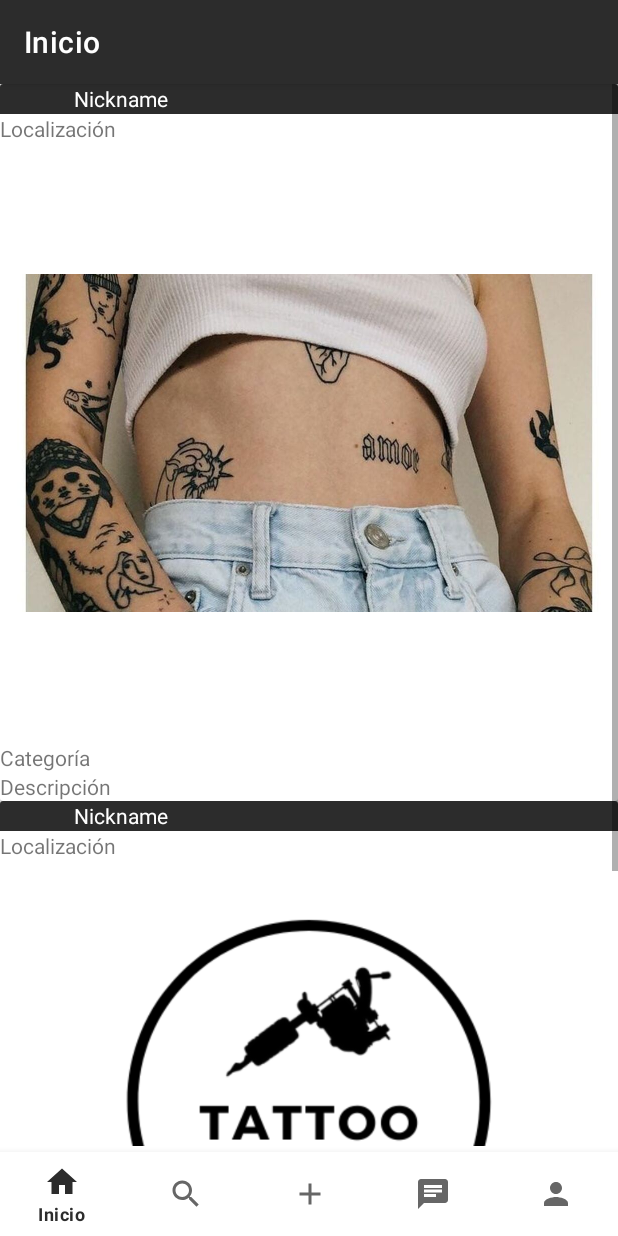
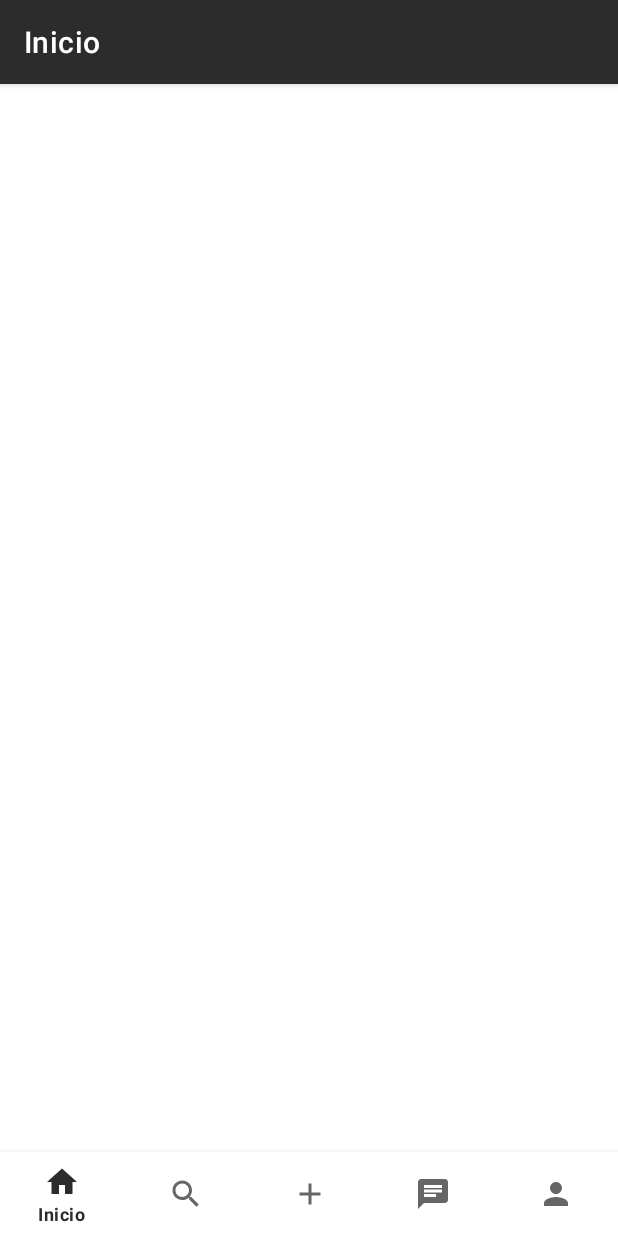
Before and after one commit to msspalomaibanez/TattooAlly1, an Android app: the MainActivity screen opened directly, with no data from a screen before it, on a phone screen of 412 x 824 dp. Run offline under Robolectric (Android 15) with nearby library versions, the phone set to English and light mode, and no system bars; our stand-ins replace navigation-ui.

Commit message:
Eliminadas publicaciones por defecto de prueba

```diff
--- a/app/src/main/java/com/example/prueba_tattooally/inicio/MainActivity.java
+++ b/app/src/main/java/com/example/prueba_tattooally/inicio/MainActivity.java
@@ -33,7 +33,6 @@ public class MainActivity extends AppCompatActivity {
         binding = ActivityMainBinding.inflate(getLayoutInflater());
         setContentView(binding.getRoot());
 
-        imagen1 = findViewById(R.id.img_publi_1);
         BottomNavigationView navView = findViewById(R.id.nav_view);
         // Passing each menu ID as a set of Ids because each
         // menu should be considered as top level destinations.
@@ -44,9 +43,6 @@ public class MainActivity extends AppCompatActivity {
         NavigationUI.setupActionBarWithNavController(this, navController, appBarConfiguration);
         NavigationUI.setupWithNavController(binding.navView, navController);
 
-        imagen1.setImageResource(R.drawable.tattoo);
-        imagen1 = findViewById(R.id.img_publi_2);
-        imagen1.setImageResource(R.drawable.tattooally);
     }
 
     //Sobreescribimos el siguiente método para que el usuario, una vez haya completado el ingreso tanto por login como por registro,
--- a/app/src/main/res/layout/fragment_home.xml
+++ b/app/src/main/res/layout/fragment_home.xml
@@ -15,131 +15,13 @@
         app:layout_constraintStart_toStartOf="parent"
         app:layout_constraintTop_toTopOf="parent">
 
-        <LinearLayout
+        <GridView
+            android:id="@+id/gridViewHome"
             android:layout_width="match_parent"
-            android:layout_height="wrap_content"
+            android:layout_height="match_parent"
             android:orientation="vertical">
 
-            <androidx.cardview.widget.CardView
-                android:layout_width="match_parent"
-                android:layout_height="match_parent"
-                app:layout_constraintBottom_toBottomOf="parent"
-                app:layout_constraintEnd_toEndOf="parent"
-                app:layout_constraintStart_toStartOf="parent"
-                app:layout_constraintTop_toTopOf="parent">
-
-                <LinearLayout
-                    android:layout_width="match_parent"
-                    android:layout_height="match_parent"
-                    android:orientation="vertical">
-
-                    <LinearLayout
-                        android:layout_width="match_parent"
-                        android:layout_height="wrap_content"
-                        android:background="#2C2C2C">
-
-                        <ImageView
-                            android:id="@+id/img_perfil_1"
-                            android:layout_width="20dp"
-                            android:layout_height="20dp"
-                            android:layout_weight="0.1"
-                            tools:srcCompat="@drawable/tattoo" />
-
-                        <TextView
-                            android:id="@+id/nick_txt_1"
-                            android:layout_width="wrap_content"
-                            android:layout_height="wrap_content"
-                            android:layout_weight="1"
-                            android:text="@string/nickname_txt"
-                            android:textColor="@color/white" />
-                    </LinearLayout>
-
-                    <TextView
-                        android:id="@+id/localizacion_txt_1"
-                        android:layout_width="match_parent"
-                        android:layout_height="wrap_content"
-                        android:text="@string/localizacion_txt" />
-
-                    <ImageView
-                        android:id="@+id/img_publi_1"
-                        android:layout_width="400dp"
-                        android:layout_height="400dp"
-                        android:layout_gravity="center"
-                        tools:srcCompat="@tools:sample/backgrounds/scenic" />
-
-                    <TextView
-                        android:id="@+id/categoria_txt_1"
-                        android:layout_width="match_parent"
-                        android:layout_height="wrap_content"
-                        android:text="@string/categoria_txt" />
-
-                    <TextView
-                        android:id="@+id/descripcion_txt_1"
-                        android:layout_width="match_parent"
-                        android:layout_height="wrap_content"
-                        android:text="@string/descripcion_txt" />
-                </LinearLayout>
-
-            </androidx.cardview.widget.CardView>
-
-            <androidx.cardview.widget.CardView
-                android:layout_width="match_parent"
-                android:layout_height="wrap_content">
-
-                <LinearLayout
-                    android:layout_width="match_parent"
-                    android:layout_height="match_parent"
-                    android:orientation="vertical">
-
-                    <LinearLayout
-                        android:layout_width="match_parent"
-                        android:layout_height="wrap_content"
-                        android:background="#2C2C2C">
-
-                        <ImageView
-                            android:id="@+id/img_perfil_2"
-                            android:layout_width="20dp"
-                            android:layout_height="20dp"
-                            android:layout_weight="0.1"
-                            tools:srcCompat="@drawable/tattoo" />
-
-                        <TextView
-                            android:id="@+id/nick_txt_2"
-                            android:layout_width="wrap_content"
-                            android:layout_height="wrap_content"
-                            android:layout_weight="1"
-                            android:text="@string/nickname_txt"
-                            android:textColor="@color/white" />
-                    </LinearLayout>
-
-                    <TextView
-                        android:id="@+id/localizacion_txt_2"
-                        android:layout_width="match_parent"
-                        android:layout_height="wrap_content"
-                        android:text="@string/localizacion_txt" />
-
-                    <ImageView
-                        android:id="@+id/img_publi_2"
-                        android:layout_width="400dp"
-                        android:layout_height="400dp"
-                        android:layout_gravity="center"
-                        tools:srcCompat="@drawable/tattoo" />
-
-                    <TextView
-                        android:id="@+id/categoria_txt_2"
-                        android:layout_width="match_parent"
-                        android:layout_height="wrap_content"
-                        android:text="@string/categoria_txt" />
-
-                    <TextView
-                        android:id="@+id/descripcion_txt_2"
-                        android:layout_width="match_parent"
-                        android:layout_height="wrap_content"
-                        android:text="@string/descripcion_txt" />
-                </LinearLayout>
-
-            </androidx.cardview.widget.CardView>
-        </LinearLayout>
+        </GridView>
     </ScrollView>
 
 </androidx.constraintlayout.widget.ConstraintLayout>
```
